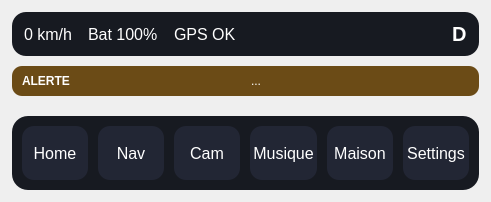
Qt form mainwindow.ui (Eliasgnd/InterfaceGPS) before a commit.
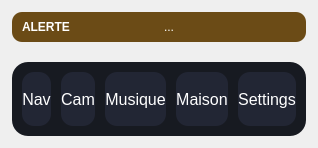
The same form after that commit.

Diff of the .ui file:
```diff
--- a/mainwindow.ui
+++ b/mainwindow.ui
@@ -13,39 +13,6 @@
     <property name="rightMargin"><number>12</number></property>
     <property name="bottomMargin"><number>12</number></property>
 
-    <item>
-     <widget class="QFrame" name="topBarFrame">
-      <property name="styleSheet">
-       <string notr="true">QFrame{background:#171a21;border-radius:14px;} QLabel{color:white; font-size:16px;}</string>
-      </property>
-      <layout class="QHBoxLayout" name="topBarLayout">
-       <property name="leftMargin"><number>12</number></property>
-       <property name="topMargin"><number>10</number></property>
-       <property name="rightMargin"><number>12</number></property>
-       <property name="bottomMargin"><number>10</number></property>
-       <property name="spacing"><number>16</number></property>
-
-       <item><widget class="QLabel" name="lblSpeed"><property name="text"><string>0 km/h</string></property></widget></item>
-       <item><widget class="QLabel" name="lblBattery"><property name="text"><string>Bat 100%</string></property></widget></item>
-       <item><widget class="QLabel" name="lblGps"><property name="text"><string>GPS OK</string></property></widget></item>
-
-       <item>
-        <spacer name="spacerTop">
-         <property name="orientation"><enum>Qt::Horizontal</enum></property>
-         <property name="sizeHint" stdset="0"><size><width>200</width><height>20</height></size></property>
-        </spacer>
-       </item>
-
-       <item>
-        <widget class="QLabel" name="lblGear">
-         <property name="text"><string>D</string></property>
-         <property name="styleSheet"><string notr="true">QLabel{font-weight:800;font-size:20px;}</string></property>
-        </widget>
-       </item>
-      </layout>
-     </widget>
-    </item>
-
     <item>
      <widget class="QFrame" name="alertFrame">
       <property name="visible"><bool>false</bool></property>
@@ -94,7 +61,6 @@
        <property name="bottomMargin"><number>10</number></property>
        <property name="spacing"><number>10</number></property>
 
-       <item><widget class="QPushButton" name="btnHome"><property name="text"><string>Home</string></property></widget></item>
        <item><widget class="QPushButton" name="btnNav"><property name="text"><string>Nav</string></property></widget></item>
        <item><widget class="QPushButton" name="btnCam"><property name="text"><string>Cam</string></property></widget></item>
        <item><widget class="QPushButton" name="btnMedia"><property name="text"><string>Musique</string></property></widget></item>
```
